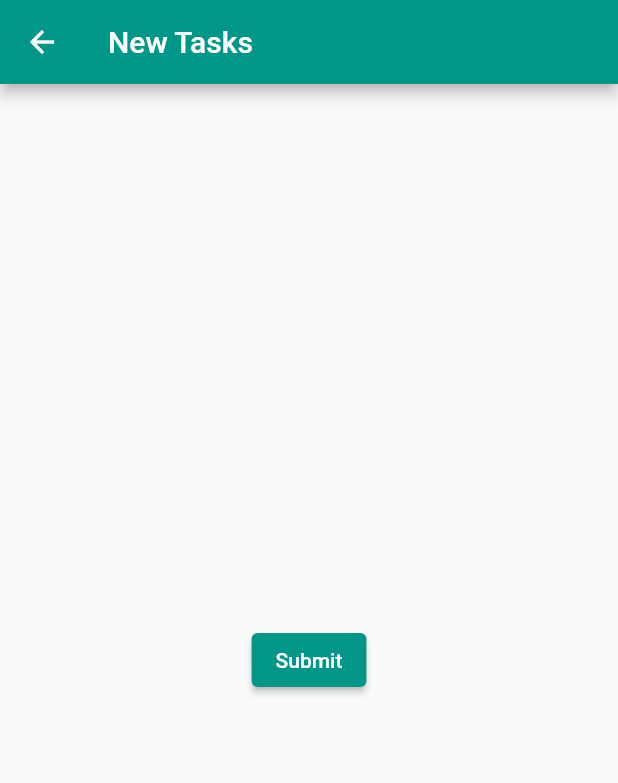
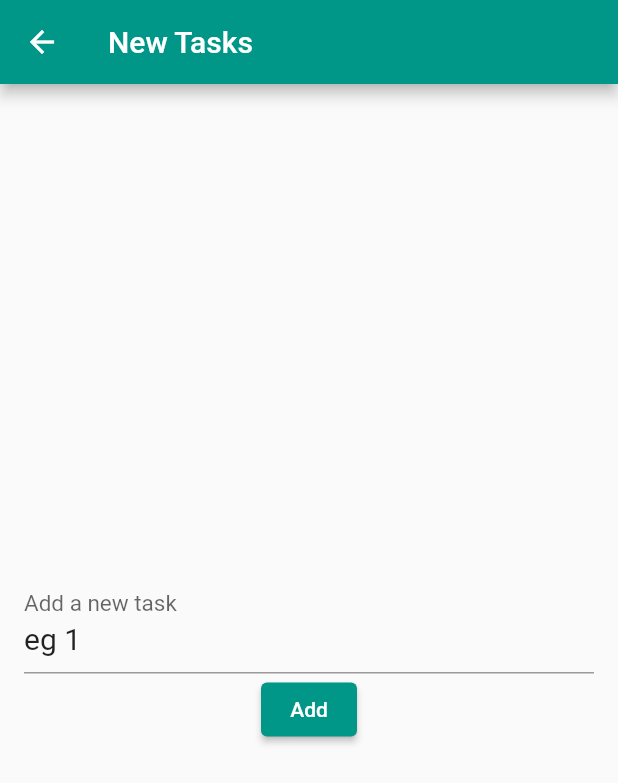
Before and after one commit to apoorvaadarsh/flutter_todo, a Flutter app: the screen it shows after launch, after a tap on the "add" icon, on a phone screen of 412 x 824 dp. Shown: the top 783 px of the screen. Run offline on Flutter 3.47's test engine with Material 2 defaults, Android fonts, the phone set to English and light mode, and no system bars.

Commit message:
Day 2 meeting part

```diff
--- a/lib/main.dart
+++ b/lib/main.dart
@@ -1,4 +1,5 @@
 import 'package:flutter/material.dart';
+import 'package:flutter_todo/models/todo.dart';
 import 'package:flutter_todo/screens/homescreen.dart';
 import 'package:flutter_todo/screens/new_task_screen.dart';
 
@@ -18,7 +19,8 @@ class MyApp extends StatelessWidget {
       ),
       home: HomeScreen(),
       routes: {
-        NewTaskScreen.routeName: (context) => NewTaskScreen(),
+        NewTaskScreen.routeName: (context) =>
+            NewTaskScreen(Todo(title: "eg 1", isCompleted: true)),
       },
     );
   }
--- a/lib/screens/homescreen.dart
+++ b/lib/screens/homescreen.dart
@@ -12,57 +12,64 @@ class HomeScreen extends StatefulWidget {
 class _HomeScreenState extends State<HomeScreen> {
   List<Todo> list = [];
   List<Todo> tList = [];
-  void addTodo(Todo item){
-    tList.insert(0, item);
-  }
-  void editTodo(Todo item, String title)
-  {
-    item.title=title;
+
+  void editTodo(Todo item) async {
+    MaterialPageRoute editItemView =
+        MaterialPageRoute(builder: (context) => NewTaskScreen(item));
+
+    dynamic result = await Navigator.of(context).push(editItemView);
+    item.title = result.toString();
+    setState(() {});
   }
 
-  void deleteTodo(Todo item)
-  {
+  void deleteTodo(Todo item) {
     tList.remove(item);
   }
-  void changeDoneness(Todo item)
-  {
-    if(item.isCompleted==true)
-      item.isCompleted=false;
-    if(item.isCompleted==false)
-      item.isCompleted=true;
+
+  void changeDoneness(Todo item) {
+    setState(() {
+      item.isCompleted = !item.isCompleted;
+    });
   }
 
-  Todo task1 = new Todo(title: "This is task 1");
-  Todo task2 = new Todo(title: "This is task 2", isCompleted: false);
-  Todo task3 = new Todo(title: "This is task 3", isCompleted: true);
-
-  Widget DismissibleItem(Todo item, int index){
+  Widget dismissibleItem(Todo item, int index) {
     return Dismissible(
         background: Container(
             color: Colors.red,
             padding: EdgeInsets.all(10.0),
-            child: Icon(Icons.delete)
-        ),
+            child: Icon(Icons.delete)),
         key: Key('1'),
         child: ListTile(
+          onLongPress: () => editTodo(item),
+          onTap: () => changeDoneness(item),
           title: Text(item.title.toString()),
-          trailing: Icon(item.isCompleted ? Icons.check_box : Icons.check_box_outline_blank),
+          trailing: Icon(item.isCompleted
+              ? Icons.check_box
+              : Icons.check_box_outline_blank),
         ));
   }
-  Widget buildMyList(){
-    return ListView.builder(shrinkWrap: true, itemCount: tList.length, itemBuilder: (BuildContext context, int index) => DismissibleItem(tList[index], index),);
+
+  Widget buildMyList() {
+    return ListView.builder(
+      shrinkWrap: true,
+      itemCount: tList.length,
+      itemBuilder: (BuildContext context, int index) =>
+          dismissibleItem(tList[index], index),
+    );
   }
 
-  Widget buildView(){
-    addTodo(task1);
-    addTodo(task2);
-    addTodo(task3);
-    return Column(
-      children: [
-        buildMyList()
-      ]
-    );
+  Widget buildView() {
+    return Column(children: [buildMyList()]);
   }
+
+  void addingATask() async {
+    dynamic result =
+        await Navigator.of(context).pushNamed(NewTaskScreen.routeName);
+
+    tList.add(Todo(title: result, isCompleted: false));
+    setState(() {});
+  }
+
   @override
   Widget build(BuildContext context) {
     return Scaffold(
@@ -72,9 +79,7 @@ class _HomeScreenState extends State<HomeScreen> {
       body: buildView(),
       floatingActionButton: FloatingActionButton(
         child: Icon(Icons.add),
-        onPressed: () {
-          Navigator.of(context).pushNamed(NewTaskScreen.routeName);
-        },
+        onPressed: addingATask,
       ),
     );
   }
--- a/lib/screens/new_task_screen.dart
+++ b/lib/screens/new_task_screen.dart
@@ -1,18 +1,49 @@
 import 'package:flutter/material.dart';
+import 'package:flutter_todo/models/todo.dart';
 
-class NewTaskScreen extends StatelessWidget {
-  const NewTaskScreen({Key? key}) : super(key: key);
+class NewTaskScreen extends StatefulWidget {
+  final Todo? item;
+  const NewTaskScreen(this.item);
   static const routeName = '/newTask';
+
+  @override
+  _NewTaskScreenState createState() => _NewTaskScreenState();
+}
+
+class _NewTaskScreenState extends State<NewTaskScreen> {
+  TextEditingController titleController = new TextEditingController();
+
+  @override
+  void initState() {
+    titleController = new TextEditingController(
+        text: widget.item != null ? widget.item!.title : null);
+    super.initState();
+  }
+
+  void submit() {
+    Navigator.of(context).pop(titleController.text);
+  }
+
   @override
   Widget build(BuildContext context) {
     return Scaffold(
       appBar: AppBar(
         title: Text('New Tasks'),
       ),
-      body: Center(
-        child: ElevatedButton(
-          child: Text('Submit'),
-          onPressed: () {},
+      body: Padding(
+        padding: const EdgeInsets.all(16.0),
+        child: Column(
+          mainAxisAlignment: MainAxisAlignment.center,
+          children: [
+            TextField(
+                controller: titleController,
+                style: TextStyle(fontSize: 20),
+                decoration: InputDecoration(labelText: 'Add a new task')),
+            ElevatedButton(
+              child: Text('Add'),
+              onPressed: () => submit(),
+            )
+          ],
         ),
       ),
     );
--- a/pubspec.yaml
+++ b/pubspec.yaml
@@ -32,6 +32,7 @@ dependencies:
 dev_dependencies:
   flutter_test:
     sdk: flutter
+  shared_preferences: ^2.0.7
 
 # For information on the generic Dart part of this file, see the
 # following page: https://dart.dev/tools/pub/pubspec
```
Also changed, not shown: pubspec.lock.
